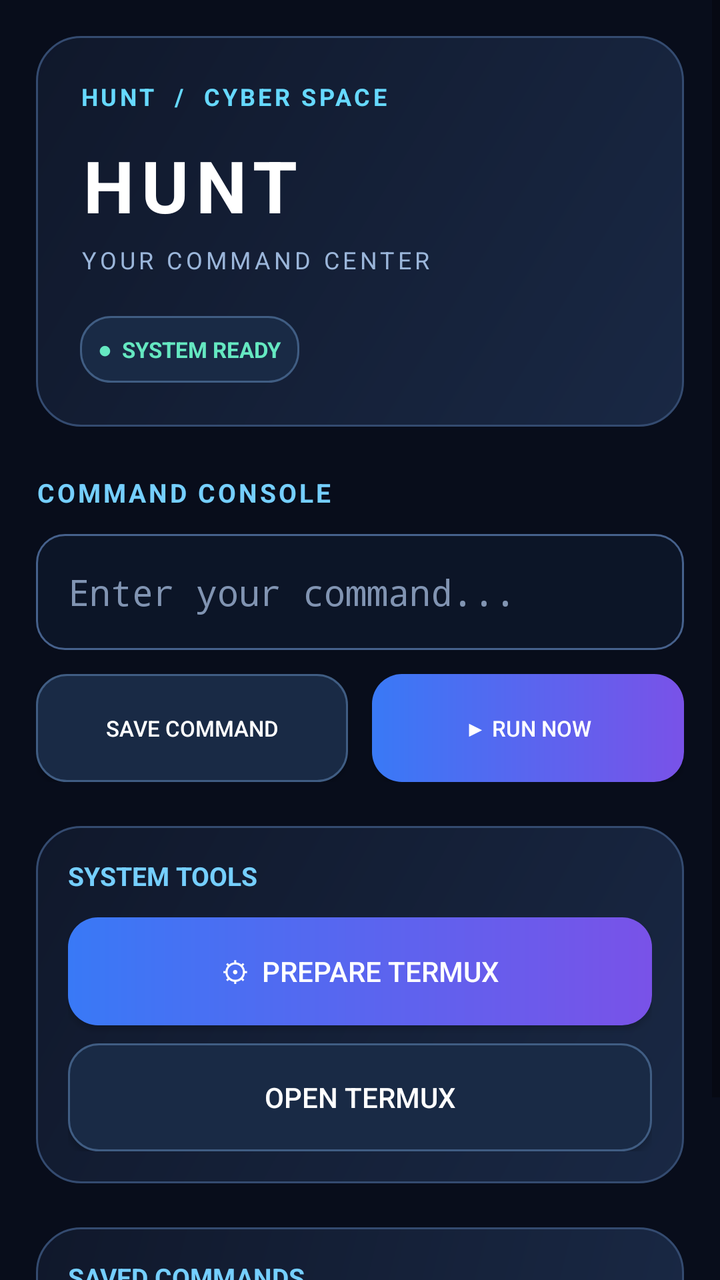
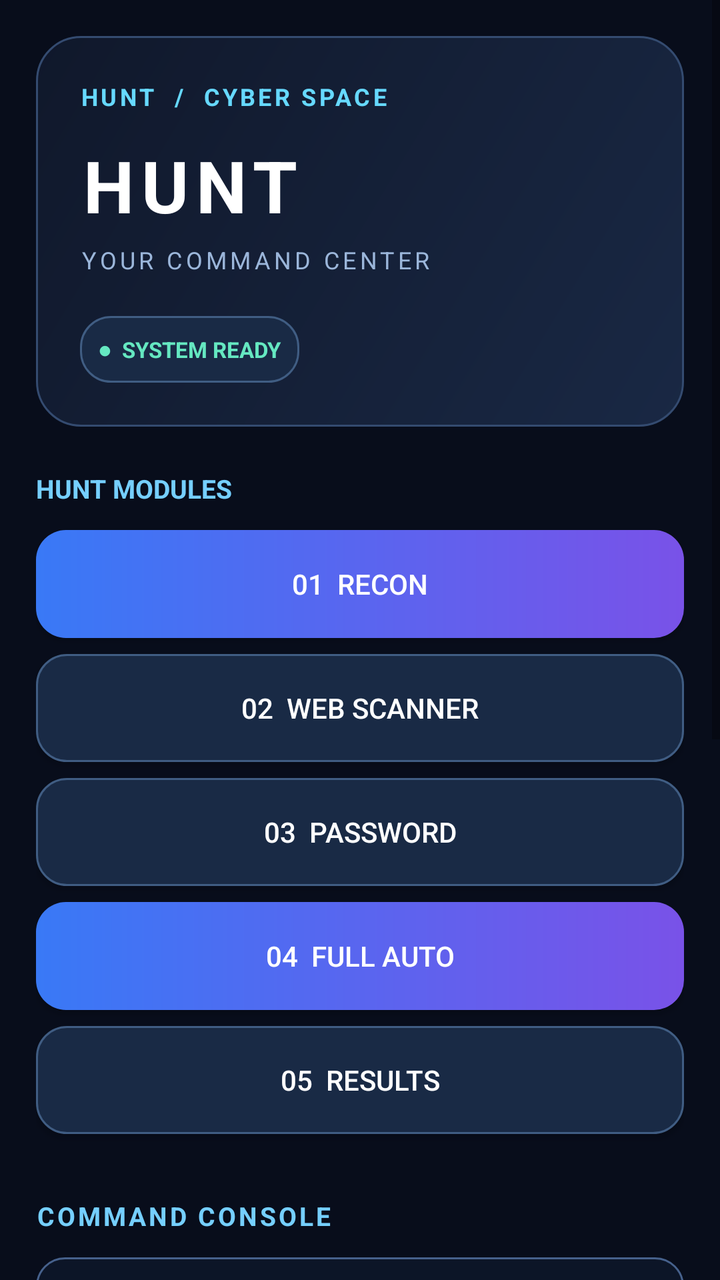

The first picture is an Android layout as it rendered before a commit; the second is the same layout after the commit. The layout source and the unified diff follow.
<!-- AndroidManifest.xml: application theme Theme.Hunt -->
<!-- res/layout/activity_main.xml -->
<?xml version="1.0" encoding="utf-8"?>
<ScrollView xmlns:android="http://schemas.android.com/apk/res/android"
    android:layout_width="match_parent"
    android:layout_height="match_parent"
    android:background="@drawable/bg_hunt_screen"
    android:fillViewport="true">

    <LinearLayout
        android:layout_width="match_parent"
        android:layout_height="wrap_content"
        android:orientation="vertical"
        android:padding="18dp">

        <LinearLayout
            android:layout_width="match_parent"
            android:layout_height="wrap_content"
            android:orientation="vertical"
            android:padding="22dp"
            android:background="@drawable/bg_hunt_panel">

            <TextView
                android:layout_width="wrap_content"
                android:layout_height="wrap_content"
                android:text="HUNT  /  CYBER SPACE"
                android:textColor="#66D9FF"
                android:textSize="12sp"
                android:letterSpacing="0.12"
                android:textStyle="bold"/>

            <TextView
                android:layout_width="match_parent"
                android:layout_height="wrap_content"
                android:layout_marginTop="12dp"
                android:text="HUNT"
                android:textColor="#FFFFFF"
                android:textSize="36sp"
                android:textStyle="bold"
                android:letterSpacing="0.10"/>

            <TextView
                android:layout_width="match_parent"
                android:layout_height="wrap_content"
                android:layout_marginTop="5dp"
                android:text="YOUR COMMAND CENTER"
                android:textColor="#9BB6DA"
                android:textSize="12sp"
                android:letterSpacing="0.15"/>

            <TextView
                android:layout_width="wrap_content"
                android:layout_height="wrap_content"
                android:layout_marginTop="20dp"
                android:padding="9dp"
                android:background="@drawable/bg_hunt_button_secondary"
                android:text="●  SYSTEM READY"
                android:textColor="#65E8C1"
                android:textSize="11sp"
                android:textStyle="bold"/>
        </LinearLayout>

        <TextView
            android:layout_width="match_parent"
            android:layout_height="wrap_content"
            android:layout_marginTop="24dp"
            android:text="COMMAND CONSOLE"
            android:textColor="#75CFFF"
            android:textSize="13sp"
            android:textStyle="bold"
            android:letterSpacing="0.10"/>

        <EditText
            android:id="@+id/input"
            android:layout_width="match_parent"
            android:layout_height="wrap_content"
            android:layout_marginTop="12dp"
            android:minHeight="58dp"
            android:padding="16dp"
            android:hint="Enter your command..."
            android:textColor="#FFFFFF"
            android:textColorHint="#8194B2"
            android:background="@drawable/bg_hunt_input"
            android:importantForAutofill="no"
            android:inputType="text"
            android:singleLine="false"
            android:typeface="monospace"/>

        <LinearLayout
            android:layout_width="match_parent"
            android:layout_height="wrap_content"
            android:layout_marginTop="12dp"
            android:orientation="horizontal">

            <Button
                android:id="@+id/btnSave"
                android:layout_width="0dp"
                android:layout_height="54dp"
                android:layout_weight="1"
                android:layout_marginEnd="6dp"
                android:background="@drawable/bg_hunt_button_secondary"
                android:text="SAVE COMMAND"
                android:textColor="#FFFFFF"
                android:textSize="11sp"/>

            <Button
                android:id="@+id/btnRunNow"
                android:layout_width="0dp"
                android:layout_height="54dp"
                android:layout_weight="1"
                android:layout_marginStart="6dp"
                android:background="@drawable/bg_hunt_button"
                android:text="▶ RUN NOW"
                android:textColor="#FFFFFF"
                android:textSize="11sp"/>
        </LinearLayout>

        <LinearLayout
            android:layout_width="match_parent"
            android:layout_height="wrap_content"
            android:layout_marginTop="22dp"
            android:orientation="vertical"
            android:padding="16dp"
            android:background="@drawable/bg_hunt_panel">

            <TextView
                android:layout_width="match_parent"
                android:layout_height="wrap_content"
                android:text="SYSTEM TOOLS"
                android:textColor="#75CFFF"
                android:textSize="13sp"
                android:textStyle="bold"/>

            <Button
                android:id="@+id/btnSetup"
                android:layout_width="match_parent"
                android:layout_height="54dp"
                android:layout_marginTop="12dp"
                android:background="@drawable/bg_hunt_button"
                android:text="⚙  PREPARE TERMUX"
                android:textColor="#FFFFFF"/>

            <Button
                android:id="@+id/btnOpen"
                android:layout_width="match_parent"
                android:layout_height="54dp"
                android:layout_marginTop="9dp"
                android:background="@drawable/bg_hunt_button_secondary"
                android:text="OPEN TERMUX"
                android:textColor="#FFFFFF"/>
        </LinearLayout>

        <LinearLayout
            android:layout_width="match_parent"
            android:layout_height="wrap_content"
            android:layout_marginTop="22dp"
            android:orientation="vertical"
            android:padding="16dp"
            android:background="@drawable/bg_hunt_panel">

            <TextView
                android:layout_width="match_parent"
                android:layout_height="wrap_content"
                android:text="SAVED COMMANDS"
                android:textColor="#75CFFF"
                android:textSize="13sp"
                android:textStyle="bold"/>

            <TextView
                android:layout_width="match_parent"
                android:layout_height="wrap_content"
                android:layout_marginTop="5dp"
                android:text="Tap to run • Long press to delete"
                android:textColor="#8FA4C3"
                android:textSize="11sp"/>

            <LinearLayout
                android:id="@+id/list"
                android:layout_width="match_parent"
                android:layout_height="wrap_content"
                android:layout_marginTop="12dp"
                android:orientation="vertical"/>
        </LinearLayout>

        <TextView
            android:layout_width="match_parent"
            android:layout_height="wrap_content"
            android:layout_marginTop="20dp"
            android:gravity="center"
            android:text="HUNT CYBER TOOLS"
            android:textColor="#526B91"
            android:textSize="10sp"
            android:letterSpacing="0.15"/>

    </LinearLayout>
</ScrollView>
<!-- resources referenced by this layout -->
<resources>
  <!-- drawable bg_hunt_button (drawable) -->
  <shape xmlns:android="http://schemas.android.com/apk/res/android">
      <corners android:radius="15dp"/>
      <gradient android:startColor="#3979F6" android:endColor="#7952E8" android:angle="0"/>
  </shape>
  <!-- drawable bg_hunt_button_secondary (drawable) -->
  <shape xmlns:android="http://schemas.android.com/apk/res/android">
      <solid android:color="#192A45"/>
      <corners android:radius="15dp"/>
      <stroke android:width="1dp" android:color="#405D83"/>
  </shape>
  <!-- drawable bg_hunt_input (drawable) -->
  <shape xmlns:android="http://schemas.android.com/apk/res/android">
      <solid android:color="#0C1527"/>
      <corners android:radius="14dp"/>
      <stroke android:width="1dp" android:color="#46618C"/>
  </shape>
  <!-- drawable bg_hunt_panel (drawable) -->
  <shape xmlns:android="http://schemas.android.com/apk/res/android">
      <corners android:radius="22dp"/>
      <gradient android:startColor="#192844" android:endColor="#10182B" android:angle="135"/>
      <stroke android:width="1dp" android:color="#344B70"/>
  </shape>
  <!-- drawable bg_hunt_screen (drawable) -->
  <shape xmlns:android="http://schemas.android.com/apk/res/android">
      <solid android:color="#080D1B"/>
  </shape>
  <style name="Theme.Hunt" parent="Theme.AppCompat.DayNight.NoActionBar" />
</resources>

<!-- the commit's change to res/layout/activity_main.xml (unified diff, before → after) -->
@@ -57,6 +57,61 @@
                 android:textSize="11sp"
                 android:textStyle="bold"/>
         </LinearLayout>
+
+        <TextView
+            android:layout_width="match_parent"
+            android:layout_height="wrap_content"
+            android:layout_marginTop="22dp"
+            android:layout_marginBottom="12dp"
+            android:text="HUNT MODULES"
+            android:textColor="#75CFFF"
+            android:textSize="13sp"
+            android:textStyle="bold"/>
+
+        <Button
+            android:id="@+id/btnRecon"
+            android:layout_width="match_parent"
+            android:layout_height="54dp"
+            android:layout_marginBottom="8dp"
+            android:background="@drawable/bg_hunt_button"
+            android:text="01  RECON"
+            android:textColor="#FFFFFF"/>
+
+        <Button
+            android:id="@+id/btnWeb"
+            android:layout_width="match_parent"
+            android:layout_height="54dp"
+            android:layout_marginBottom="8dp"
+            android:background="@drawable/bg_hunt_button_secondary"
+            android:text="02  WEB SCANNER"
+            android:textColor="#FFFFFF"/>
+
+        <Button
+            android:id="@+id/btnPassword"
+            android:layout_width="match_parent"
+            android:layout_height="54dp"
+            android:layout_marginBottom="8dp"
+            android:background="@drawable/bg_hunt_button_secondary"
+            android:text="03  PASSWORD"
+            android:textColor="#FFFFFF"/>
+
+        <Button
+            android:id="@+id/btnAuto"
+            android:layout_width="match_parent"
+            android:layout_height="54dp"
+            android:layout_marginBottom="8dp"
+            android:background="@drawable/bg_hunt_button"
+            android:text="04  FULL AUTO"
+            android:textColor="#FFFFFF"/>
+
+        <Button
+            android:id="@+id/btnResults"
+            android:layout_width="match_parent"
+            android:layout_height="54dp"
+            android:layout_marginBottom="8dp"
+            android:background="@drawable/bg_hunt_button_secondary"
+            android:text="05  RESULTS"
+            android:textColor="#FFFFFF"/>
 
         <TextView
             android:layout_width="match_parent"
